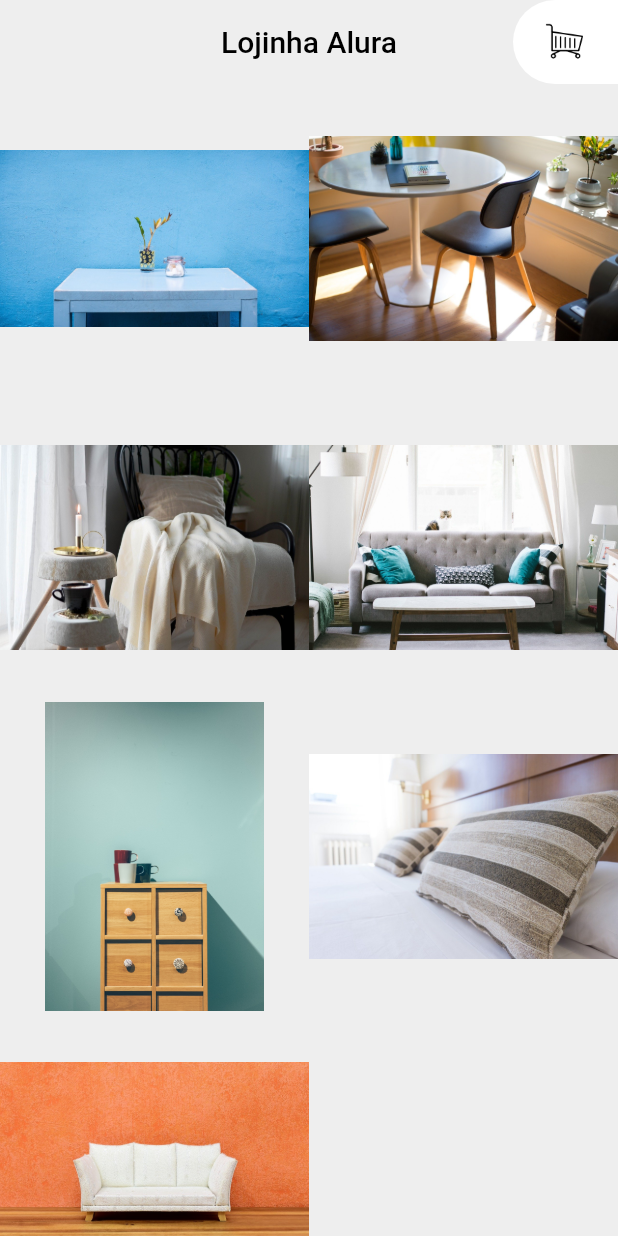
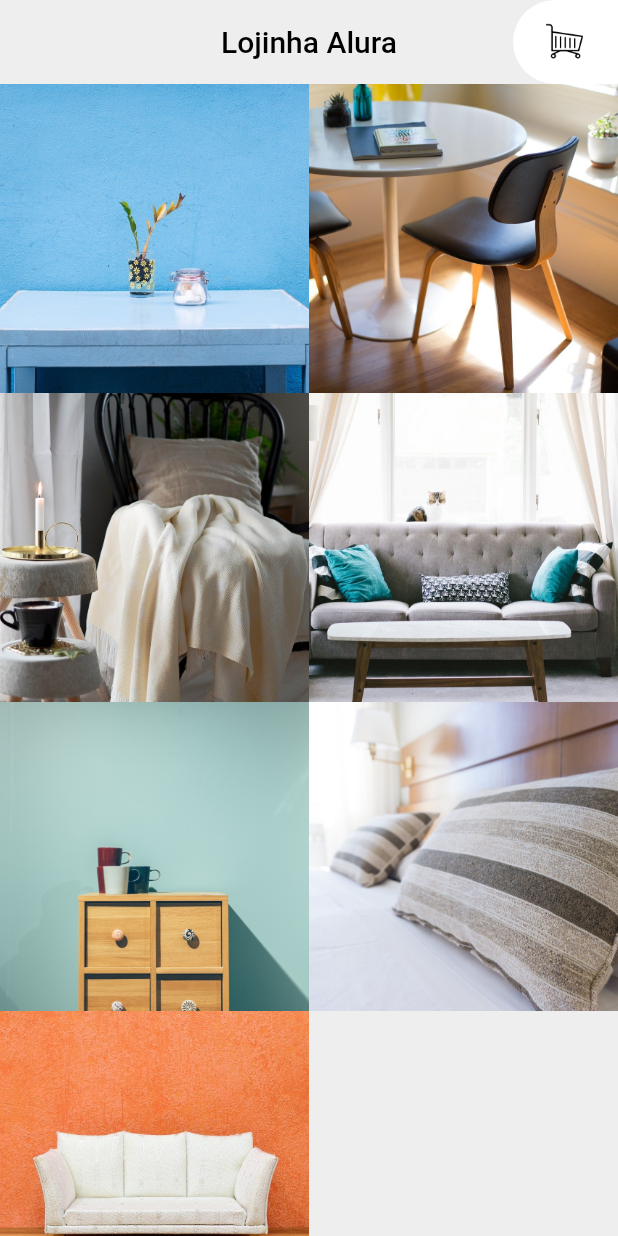
Before and after one commit to luucasor/lojinha_alura, a Flutter app: the screen it shows after launch, on a phone screen of 412 x 824 dp. Run offline on Flutter 3.47's test engine with Material 2 defaults, Android fonts, the phone set to English and light mode, and no system bars.

Commit message:
adicionada propriedade "fit: BoxFit.cover" para preenchimento total da imagem no container

```diff
--- a/lib/widgets/imagem_elemento_grid_produtos.dart
+++ b/lib/widgets/imagem_elemento_grid_produtos.dart
@@ -7,6 +7,9 @@ class ImagemElementoGridProdutos extends StatelessWidget {
 
   @override
   Widget build(BuildContext context) {
-    return Image(image: AssetImage('utilidades/assets/imagens/$imagem'));
+    return Image(
+      fit: BoxFit.cover,
+      image: AssetImage('utilidades/assets/imagens/$imagem'),
+    );
   }
 }
```
